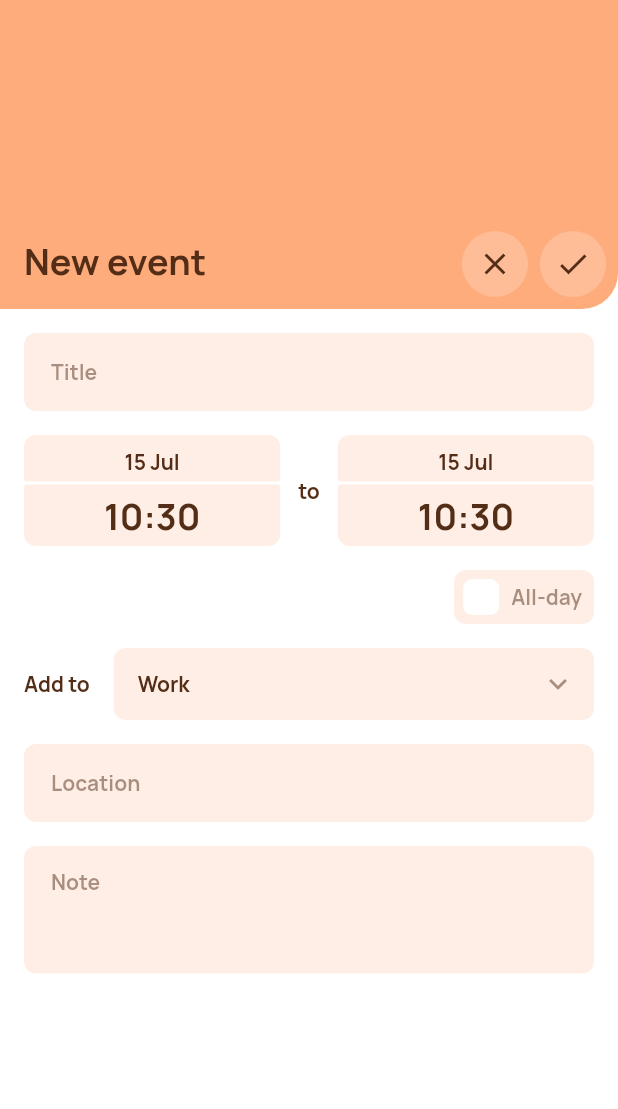
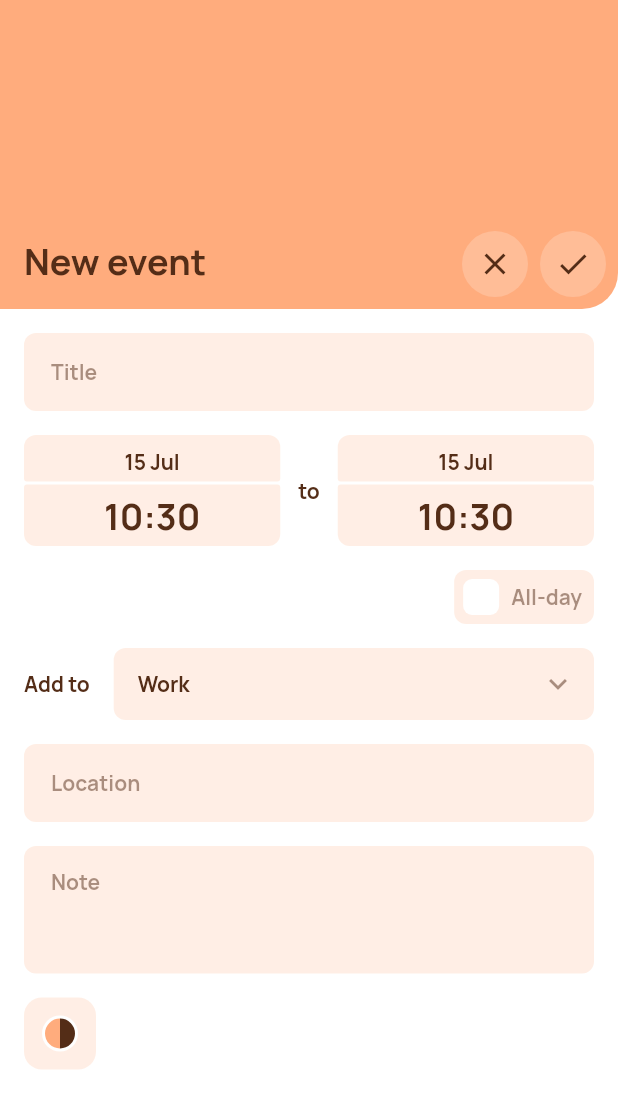
Before and after one commit to ChromiumIV/aholic, a Flutter app: the CreateEventPage screen opened by its route, on a phone screen of 412 x 824 dp. Shown: the top 1109 px of the screen. Run offline on Flutter 3.47's test engine with Material 2 defaults, Android fonts, the phone set to English and light mode, and no system bars; our stand-ins replace auto_route, easy_localization, expandable_page_view, hooks_riverpod, jiffy, yaml; missing offline and left inert: circular_widgets.

Commit message:
feat: implement color picker

```diff
--- a/lib/presentation/pages/create_event_page.dart
+++ b/lib/presentation/pages/create_event_page.dart
@@ -7,6 +7,7 @@ import 'package:hooks_riverpod/hooks_riverpod.dart';
 
 import '../../theme/ahl_colors.dart';
 import '../../widgets/ahl_checkbox.dart';
+import '../../widgets/ahl_color_picker.dart';
 import '../../widgets/ahl_combo_box.dart';
 import '../../widgets/ahl_date_time_picker.dart';
 import '../../widgets/ahl_scaffold.dart';
@@ -21,6 +22,7 @@ class CreateEventPage extends ConsumerStatefulWidget {
 
 class _CreateEventPageState extends ConsumerState<CreateEventPage> {
   bool _isAllDay = false;
+  Color _color = AhlColors.orange;
 
   @override
   Widget build(BuildContext context) {
@@ -199,6 +201,16 @@ class _CreateEventPageState extends ConsumerState<CreateEventPage> {
                   minLines: 3,
                   maxLines: 6,
                 ),
+                Row(
+                  children: [
+                    AhlColorPicker(
+                      value: _color,
+                      onSelected: (selectedColor) => setState(() {
+                        _color = selectedColor;
+                      }),
+                    ),
+                  ],
+                )
               ],
             ),
           ),
--- a/lib/theme/ahl_colors.dart
+++ b/lib/theme/ahl_colors.dart
@@ -1,3 +1,5 @@
+import 'dart:math';
+
 import 'package:flutter/material.dart';
 
 class AhlColors {
@@ -35,4 +37,30 @@ class AhlColors {
   static const Color darkMint = Color(0xFF1D623D);
   static const Color darkGreen = Color(0xFF396218);
   static const Color darkLime = Color(0xFF565B1A);
+
+  static Color toDark(Color normalColor) => normalColor == yellow
+      ? darkYellow
+      : normalColor == orange
+          ? darkOrange
+          : normalColor == red
+              ? darkRed
+              : normalColor == pink
+                  ? darkPink
+                  : normalColor == violet
+                      ? darkViolet
+                      : normalColor == purple
+                          ? darkPurple
+                          : normalColor == blue
+                              ? darkBlue
+                              : normalColor == azure
+                                  ? darkAzure
+                                  : normalColor == cyan
+                                      ? darkCyan
+                                      : normalColor == mint
+                                          ? darkMint
+                                          : normalColor == green
+                                              ? darkGreen
+                                              : normalColor == lime
+                                                  ? darkLime
+                                                  : primary;
 }
--- /dev/null
+++ b/lib/widgets/ahl_color_picker.dart
@@ -0,0 +1,89 @@
+import 'package:aholic/presentation/bottom_sheets/ahl_bottom_sheet.dart';
+import 'package:aholic/widgets/ahl_animated_container.dart';
+import 'package:flutter/material.dart';
+
+import '../presentation/bottom_sheets/ahl_color_picker_bottom_sheet.dart';
+import '../theme/ahl_colors.dart';
+
+class AhlColorPicker extends StatefulWidget {
+  const AhlColorPicker({
+    Key? key,
+    this.value = AhlColors.orange,
+    this.onSelected,
+  }) : super(key: key);
+
+  final Color value;
+  final void Function(Color)? onSelected;
+
+  @override
+  State<AhlColorPicker> createState() => _AhlColorPickerState();
+}
+
+class _AhlColorPickerState extends State<AhlColorPicker> {
+  Color _value = AhlColors.orange;
+
+  @override
+  void initState() {
+    super.initState();
+    _value = widget.value;
+  }
+
+  @override
+  Widget build(BuildContext context) {
+    return AhlAnimatedContainer(
+      decorationBuilder: (isPressed) => BoxDecoration(
+        color: isPressed ? AhlColors.toDark(_value) : _value.withOpacity(0.2),
+        borderRadius: BorderRadius.circular(12),
+      ),
+      builder: (isPressed) => Padding(
+        padding: const EdgeInsets.all(12),
+        child: Container(
+          width: 24,
+          height: 24,
+          alignment: Alignment.center,
+          decoration: BoxDecoration(
+            color: isPressed ? AhlColors.toDark(_value) : Colors.white,
+            borderRadius: BorderRadius.circular(12),
+          ),
+          child: Row(
+            mainAxisSize: MainAxisSize.min,
+            children: [
+              Container(
+                width: 10,
+                height: 20,
+                decoration: BoxDecoration(
+                  color: _value,
+                  borderRadius: const BorderRadius.only(
+                    topLeft: Radius.circular(10),
+                    bottomLeft: Radius.circular(10),
+                  ),
+                ),
+              ),
+              Container(
+                width: 10,
+                height: 20,
+                decoration: BoxDecoration(
+                  color: isPressed ? Colors.white : AhlColors.toDark(_value),
+                  borderRadius: const BorderRadius.only(
+                    topRight: Radius.circular(10),
+                    bottomRight: Radius.circular(10),
+                  ),
+                ),
+              ),
+            ],
+          ),
+        ),
+      ),
+      onTap: () {
+        showAhlBottomSheet(
+            context: context,
+            bottomSheet: AhlColorPickerBottomSheet(
+              value: _value,
+              onSelected: (selectedColor) => setState(() {
+                _value = selectedColor;
+              }),
+            ));
+      },
+    );
+  }
+}
```
Also changed, not shown: lib/presentation/bottom_sheets/ahl_color_picker_bottom_sheet.dart (added, +118 -0 lines), lib/presentation/bottom_sheets/ahl_date_picker_bottom_sheet.dart (+5 -4 lines).
